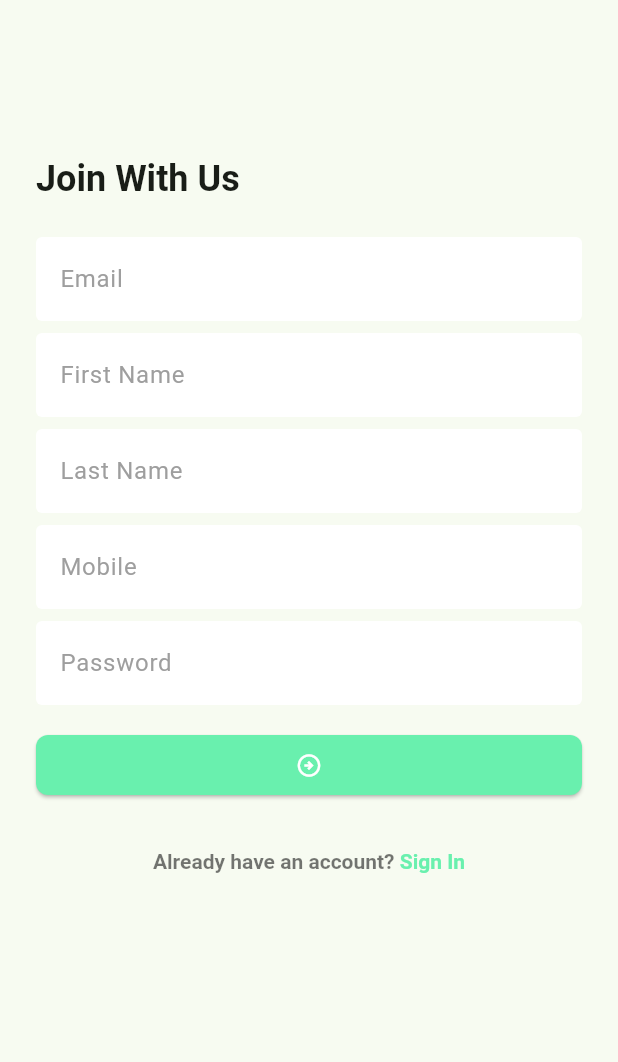
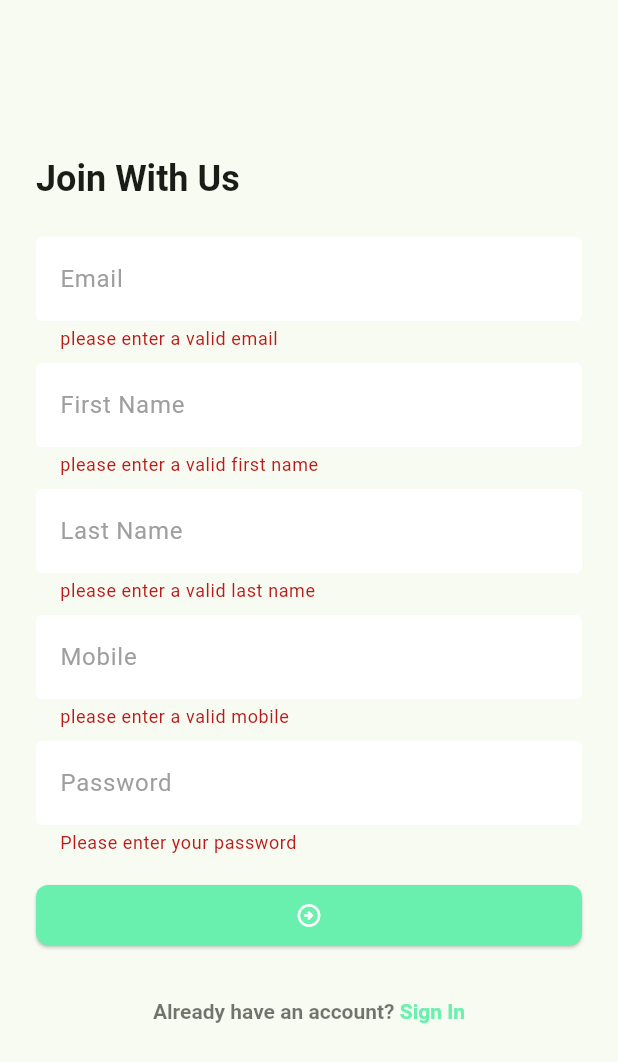
Before and after one commit to siambhuiyan/project_manager_flutter, a Flutter app: the RegisterScreen screen opened directly, after a tap on the "arrow circle right" icon, on a phone screen of 412 x 824 dp. Shown: the top 1062 px of the screen. Run offline on Flutter 3.47's test engine with Material 3 defaults, Android fonts, the phone set to English and light mode, and no system bars; our stand-ins replace email_validator, flutter_svg, image_picker, logger, pin_code_fields.

Commit message:
register screen with validation & api call

```diff
--- a/lib/data/service/network_client.dart
+++ b/lib/data/service/network_client.dart
@@ -6,7 +6,7 @@ class NetworkResponse {
   final bool isSuccess;
   final int statusCode;
   final Map<String, dynamic>? data;
-  final String? errorMessage;
+  final String errorMessage;
 
   NetworkResponse({
     required this.isSuccess,
@@ -74,8 +74,10 @@ class NetworkClient {
         return NetworkResponse(
             isSuccess: true, statusCode: response.statusCode, data: decodeData);
       } else {
+        final decodeJson  = jsonDecode(response.body);
+        String errorMessage = decodeJson['data'] ?? 'Something went wrong!';
         return NetworkResponse(
-            isSuccess: false, statusCode: response.statusCode);
+            isSuccess: false, statusCode: response.statusCode, errorMessage: errorMessage);
       }
     } catch (e) {
       _postRequestLog(url, -1, errorMessage: e.toString());
--- /dev/null
+++ b/lib/data/utils/urls.dart
@@ -0,0 +1,4 @@
+class Urls {
+  static const String _baseUrl = '';
+  static const String registerUrl = _baseUrl;
+}
--- a/lib/ui/screens/register_screen.dart
+++ b/lib/ui/screens/register_screen.dart
@@ -1,9 +1,13 @@
+import 'package:email_validator/email_validator.dart';
 import 'package:flutter/gestures.dart';
 import 'package:flutter/material.dart';
 import 'package:flutter_svg/svg.dart';
+import 'package:task_manager/data/service/network_client.dart';
 import 'package:task_manager/ui/screens/login_screen.dart';
 import 'package:task_manager/ui/widgets/screen_background.dart';
+import 'package:task_manager/ui/widgets/snack_bar_message.dart';
 
+import '../../data/utils/urls.dart';
 import '../utils/asstes_path.dart';
 
 class RegisterScreen extends StatefulWidget {
@@ -27,6 +31,8 @@ class _RegisterScreenState extends State<RegisterScreen> {
 
   final GlobalKey<FormState> _formKey = GlobalKey<FormState>();
 
+  bool _registrationInProgress = false;
+
   @override
   Widget build(BuildContext context) {
     return Scaffold(
@@ -35,6 +41,7 @@ class _RegisterScreenState extends State<RegisterScreen> {
           child: Padding(
             padding: const EdgeInsets.all(24.0),
             child: Form(
+              autovalidateMode: AutovalidateMode.onUserInteraction,
               key: _formKey,
               child: Column(
                 crossAxisAlignment: CrossAxisAlignment.start,
@@ -56,6 +63,13 @@ class _RegisterScreenState extends State<RegisterScreen> {
                     decoration: InputDecoration(
                       hintText: 'Email',
                     ),
+                    validator: (String? value) {
+                      String email = value?.trim() ?? '';
+                      if (EmailValidator.validate(email) == false) {
+                        return 'please enter a valid email';
+                      }
+                      return null;
+                    },
                   ),
                   SizedBox(
                     height: 8,
@@ -66,6 +80,12 @@ class _RegisterScreenState extends State<RegisterScreen> {
                     decoration: InputDecoration(
                       hintText: 'First Name',
                     ),
+                    validator: (String? value) {
+                      if (value?.trim().isEmpty ?? true) {
+                        return 'please enter a valid first name';
+                      }
+                      return null;
+                    },
                   ),
                   SizedBox(
                     height: 8,
@@ -76,6 +96,12 @@ class _RegisterScreenState extends State<RegisterScreen> {
                     decoration: InputDecoration(
                       hintText: 'Last Name',
                     ),
+                    validator: (String? value) {
+                      if (value?.trim().isEmpty ?? true) {
+                        return 'please enter a valid last name';
+                      }
+                      return null;
+                    },
                   ),
                   SizedBox(
                     height: 8,
@@ -87,6 +113,15 @@ class _RegisterScreenState extends State<RegisterScreen> {
                     decoration: InputDecoration(
                       hintText: 'Mobile',
                     ),
+                    validator: (String? value) {
+                      String mobile = value?.trim() ?? '';
+                      final RegExp bdPhoneRegex =
+                          RegExp(r'^(?:\+8801|01)[3-9]\d{8}$');
+                      if (bdPhoneRegex.hasMatch(mobile) == false) {
+                        return 'please enter a valid mobile';
+                      }
+                      return null;
+                    },
                   ),
                   SizedBox(
                     height: 8,
@@ -97,15 +132,31 @@ class _RegisterScreenState extends State<RegisterScreen> {
                     decoration: InputDecoration(
                       hintText: 'Password',
                     ),
+                    validator: (String? value) {
+                      final RegExp passwordRegex =
+                          RegExp(r'^(?=.*[A-Za-z])(?=.*\d)[A-Za-z\d]{6,}$');
+
+                      if (value == null || value.isEmpty) {
+                        return 'Please enter your password';
+                      } else if (!passwordRegex.hasMatch(value)) {
+                        return 'Password must be at least 6 characters and include letters and numbers';
+                      }
+
+                      return null;
+                    },
                   ),
                   SizedBox(
                     height: 16,
                   ),
-                  ElevatedButton(
-                    onPressed: _onTapSubmit,
-                    child: Icon(
-                      Icons.arrow_circle_right_outlined,
-                      color: Colors.white,
+                  Visibility(
+                    visible: _registrationInProgress == false,
+                    replacement: Center(child: CircularProgressIndicator(),),
+                    child: ElevatedButton(
+                      onPressed: _onTapSubmit,
+                      child: Icon(
+                        Icons.arrow_circle_right_outlined,
+                        color: Colors.white,
+                      ),
                     ),
                   ),
                   SizedBox(
@@ -149,7 +200,34 @@ class _RegisterScreenState extends State<RegisterScreen> {
     );
   }
 
-  void _onTapSubmit(){}
+  void _onTapSubmit() {
+    if (_formKey.currentState!.validate()) {
+      _registerUser();
+    }
+  }
+
+  Future<void> _registerUser() async {
+    _registrationInProgress = true;
+    setState(() {});
+    Map<String, dynamic> requestBody = {
+      'email': _emailTextEditingController.text.trim(),
+      'firsName': _firstNameTextEditingController.text.trim(),
+      'lastName': _lastNameTextEditingController.text.trim(),
+      'mobile': _mobileTextEditingController.text.trim(),
+      'password': _passwordTextEditingController.text.trim(),
+    };
+    NetworkResponse response = await NetworkClient.postRequest(
+        url: Urls.registerUrl, body: requestBody);
+
+    _registrationInProgress = false;
+    setState(() {});
+
+    if (response.isSuccess) {
+      showSnackBar(context, 'User registered successfully!');
+    } else {
+      showSnackBar(context, response.errorMessage,true);
+    }
+  }
 
   void _onTapSignInButton() {
     Navigator.pop(context);
--- a/pubspec.yaml
+++ b/pubspec.yaml
@@ -40,6 +40,7 @@ dependencies:
   image_picker: ^1.1.2
   http: ^1.3.0
   logger: ^2.5.0
+  email_validator: ^3.0.0
 
 dev_dependencies:
   flutter_test:
```
Also changed, not shown: lib/ui/widgets/snack_bar_message.dart (added, +18 -0 lines), pubspec.lock.
